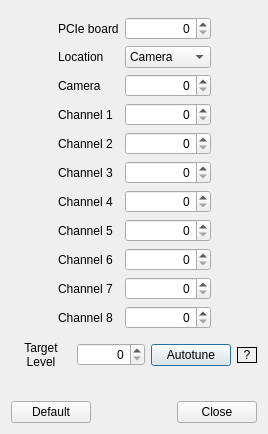
Old version of the form escam/dialogdac.ui in the repository Entwicklungsburo-Stresing/EBST_CAM.
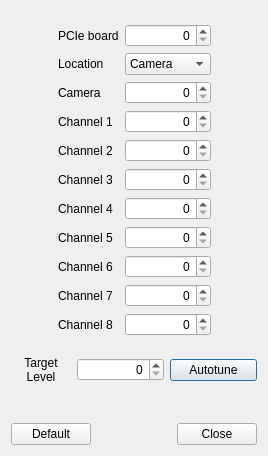
New version of the form.

Commit message: Move '?' tooltip to autotune button whatsThis

```diff
--- a/escam/dialogdac.ui
+++ b/escam/dialogdac.ui
@@ -7,7 +7,7 @@
     <x>0</x>
     <y>0</y>
     <width>268</width>
-    <height>434</height>
+    <height>456</height>
    </rect>
   </property>
   <property name="windowTitle">
@@ -303,43 +303,6 @@
        </property>
       </widget>
      </item>
-     <item>
-      <widget class="QLabel" name="label">
-       <property name="sizePolicy">
-        <sizepolicy hsizetype="Maximum" vsizetype="Maximum">
-         <horstretch>0</horstretch>
-         <verstretch>0</verstretch>
-        </sizepolicy>
-       </property>
-       <property name="minimumSize">
-        <size>
-         <width>20</width>
-         <height>0</height>
-        </size>
-       </property>
-       <property name="toolTip">
-        <string>&lt;html&gt;&lt;head/&gt;&lt;body&gt;&lt;p&gt;&lt;span style=&quot; font-weight:700;&quot;&gt;Ensure no measurement is in progress, the sensor is not exposed to light, and settings are correctly configured. Remember to select your target before clicking on autotune for optimal results.&lt;/span&gt;&lt;/p&gt;&lt;/body&gt;&lt;/html&gt;</string>
-       </property>
-       <property name="frameShape">
-        <enum>QFrame::Box</enum>
-       </property>
-       <property name="text">
-        <string>?</string>
-       </property>
-       <property name="alignment">
-        <set>Qt::AlignCenter</set>
-       </property>
-       <property name="wordWrap">
-        <bool>true</bool>
-       </property>
-       <property name="margin">
-        <number>0</number>
-       </property>
-       <property name="indent">
-        <number>-1</number>
-       </property>
-      </widget>
-     </item>
     </layout>
    </item>
    <item>
```
Left out of the diff: 3 changed lines with no effect on the pictures. The commit also changes 1 other file.
